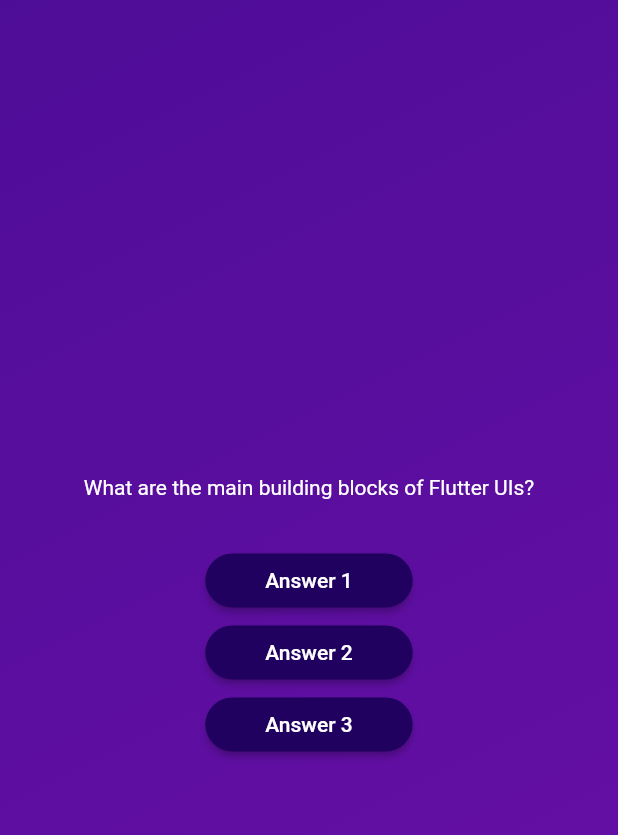
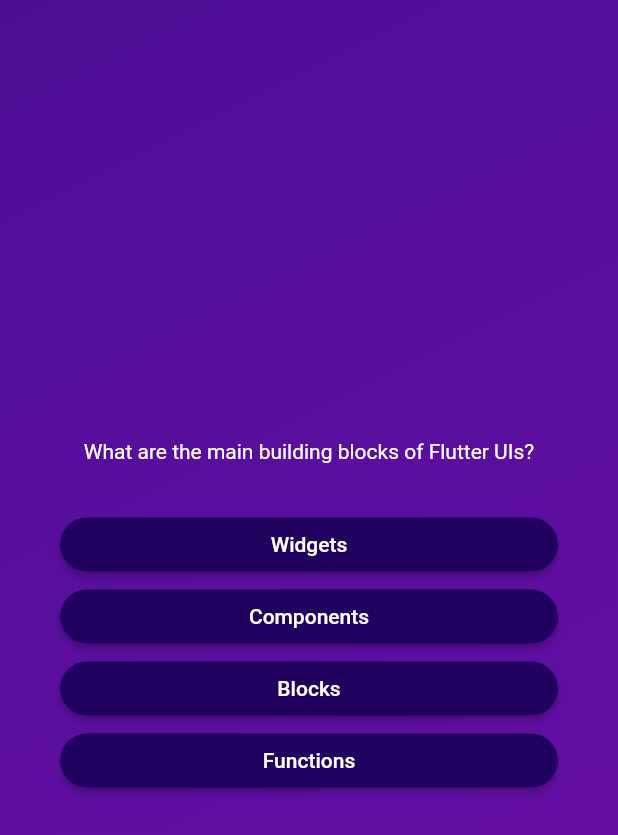
Before and after one commit to saitgungor/quiz_app, a Flutter app: the screen it shows after launch, after a tap on "Start Quiz", on a phone screen of 412 x 824 dp. Shown: the top 835 px of the screen. Run offline on Flutter 3.47's test engine with Material 2 defaults, Android fonts, the phone set to English and light mode, and no system bars.

Commit message:
answers mapped and some ui updates made

```diff
--- a/lib/questions_screen.dart
+++ b/lib/questions_screen.dart
@@ -18,31 +18,30 @@ class _QuestionsScreenState extends State<QuestionsScreen> {
 
     return SizedBox(
       width: double.infinity,
+      child: Container(
+        margin: const EdgeInsets.all(40),
         child: Column(
           mainAxisAlignment: MainAxisAlignment.center,
+          crossAxisAlignment: CrossAxisAlignment.stretch,
           children: [
             Text(
               currentQuestion.text,
               style: const TextStyle(
                 color: Colors.white,
               ),
+              textAlign: TextAlign.center,
             ),
             const SizedBox(
               height: 30,
             ),
-          AnswerButton(
-            answerText: 'Answer 1',
+            ...currentQuestion.answers.map((answer) {
+              return AnswerButton(
+                answerText: answer,
                 onTap: () {},
+              );
+            }),
+          ],
         ),
-          AnswerButton(
-            answerText: 'Answer 2',
-            onTap: () {},
-          ),
-          AnswerButton(
-            answerText: 'Answer 3',
-            onTap: () {},
-          )
-        ],
       ),
     );
   }
```
Lines whose indentation alone changed are shown as unchanged.
